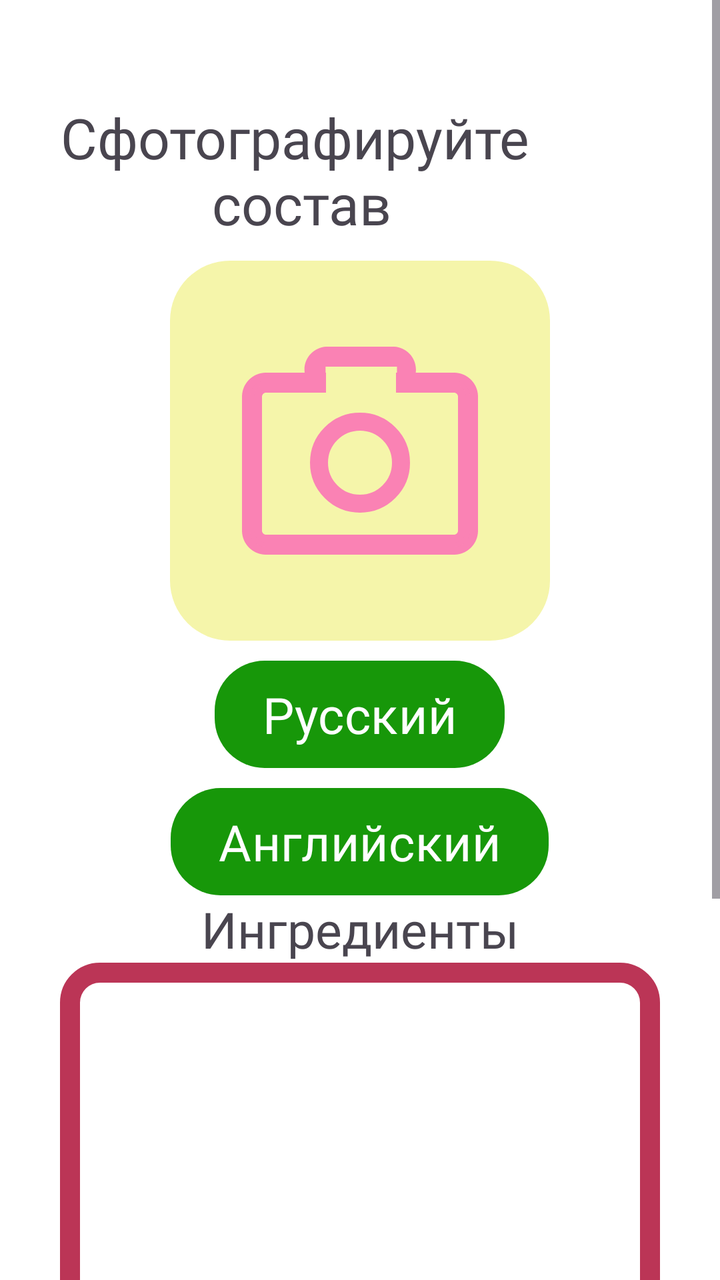
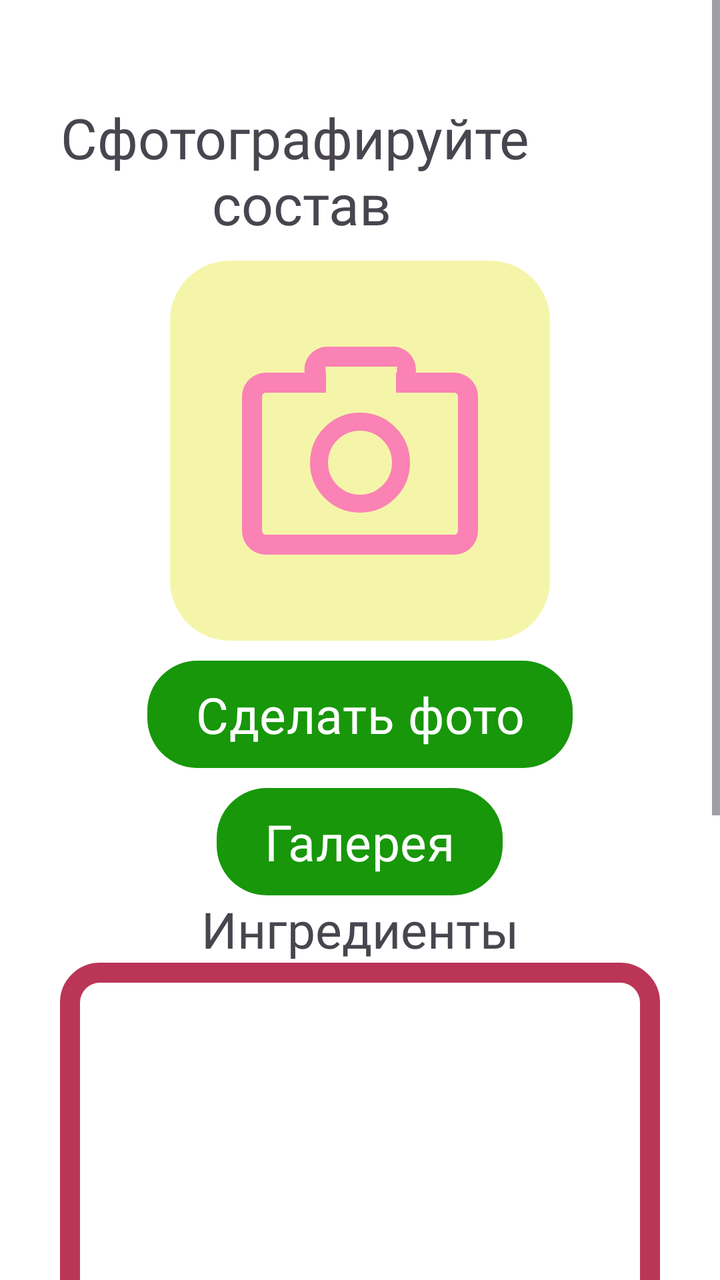

Compare the two renders of this Android layout. The source of the first and the diff that turns it into the second are given below.
<!-- AndroidManifest.xml: application theme Theme.CheckApp -->
<!-- res/layout/activity_ocr.xml -->
<?xml version="1.0" encoding="utf-8"?>
<ScrollView xmlns:android="http://schemas.android.com/apk/res/android"
    xmlns:app="http://schemas.android.com/apk/res-auto"
    xmlns:tools="http://schemas.android.com/tools"
    android:layout_width="match_parent"
    android:background="@color/white"
    android:layout_height="match_parent"
    android:id="@+id/main">

    <LinearLayout
        android:layout_width="match_parent"
        android:layout_height="wrap_content"
        android:padding="30dp"
        android:orientation="vertical">

        <TextView
            android:id="@+id/textView3"
            android:layout_width="wrap_content"
            android:layout_height="wrap_content"
            android:layout_marginTop="20dp"
            android:fontFamily="@font/findsans_pro"
            android:gravity="center"
            android:text="Сфотографируйте \nсостав"
            android:textSize="28sp" />

        <ImageView
            android:id="@+id/cameraImage"
            android:layout_width="wrap_content"
            android:layout_height="wrap_content"
            android:layout_marginTop="10dp"
            android:layout_gravity="center"
            android:background="@drawable/ic_camera"/>

        <Button
            android:id="@+id/captureImgBtn"
            android:layout_width="wrap_content"
            android:layout_height="wrap_content"
            android:layout_gravity="center"
            android:layout_marginTop="10dp"
            android:background="@drawable/btns_mini"
            android:fontFamily="@font/geologica_auto_medium"
            android:text="Русский"
            android:textSize="25sp"
            app:backgroundTint="@null" />

        <Button
            android:id="@+id/engCaptureImgBtn"
            android:layout_width="wrap_content"
            android:layout_height="wrap_content"
            android:text="Английский"
            app:backgroundTint="@null"
            android:background="@drawable/btns_mini"
            android:layout_gravity="center"
            android:textSize="25dp"
            android:fontFamily="@font/geologica_auto_medium"
            android:layout_marginTop="10dp"/>

        <TextView
            android:layout_width="wrap_content"
            android:layout_height="wrap_content"
            android:fontFamily="@font/geologica_auto_medium"
            android:text="Ингредиенты"
            android:layout_gravity="center"
            android:textSize="25sp" />

        <TextView
            android:id="@+id/resultText"
            android:layout_width="300dp"
            android:layout_height="400dp"
            android:layout_gravity="center"
            android:background="@drawable/text_field"
            android:padding="10dp"
            android:scrollbars="vertical"
            android:text=""
            android:textColor="@color/black" />

    </LinearLayout>
</ScrollView>
<!-- resources referenced by this layout -->
<resources>
  <color name="black">#FF000000</color>
  <color name="white">#FFFFFFFF</color>
  <!-- drawable btns_mini (drawable) -->
  <?xml version="1.0" encoding="utf-8"?>
  <shape xmlns:android="http://schemas.android.com/apk/res/android">
      <solid android:color="#179709"></solid>
      <corners android:topRightRadius="25dp" android:bottomRightRadius="25dp" android:bottomLeftRadius="25dp" android:topLeftRadius="25dp"></corners>
  </shape>
  <!-- drawable ic_camera: vector/xml drawable (drawable, 2878 chars, omitted) -->
  <!-- drawable text_field (drawable) -->
  <?xml version="1.0" encoding="utf-8"?>
  <shape xmlns:android="http://schemas.android.com/apk/res/android">
      <stroke
          android:width="10dp"
          android:color="#BB3556"/>
      <corners
          android:radius="15dp"/>
  </shape>
  <style name="Theme.CheckApp" parent="Base.Theme.CheckApp" />
  <style name="Base.Theme.CheckApp" parent="Theme.Material3.DayNight.NoActionBar">
          
          
      </style>
</resources>

<!-- the commit's change to res/layout/activity_ocr.xml (unified diff, before → after) -->
@@ -39,7 +39,7 @@
             android:layout_marginTop="10dp"
             android:background="@drawable/btns_mini"
             android:fontFamily="@font/geologica_auto_medium"
-            android:text="Русский"
+            android:text="Сделать фото"
             android:textSize="25sp"
             app:backgroundTint="@null" />
 
@@ -47,7 +47,7 @@
             android:id="@+id/engCaptureImgBtn"
             android:layout_width="wrap_content"
             android:layout_height="wrap_content"
-            android:text="Английский"
+            android:text="Галерея"
             app:backgroundTint="@null"
             android:background="@drawable/btns_mini"
             android:layout_gravity="center"
@@ -74,5 +74,17 @@
             android:text=""
             android:textColor="@color/black" />
 
+        <Button
+            android:id="@+id/takeCharBtn"
+            android:layout_width="wrap_content"
+            android:layout_height="wrap_content"
+            android:layout_gravity="center"
+            android:layout_marginTop="10dp"
+            android:background="@drawable/btns_mini"
+            android:fontFamily="@font/geologica_auto_medium"
+            android:text="Расшифровать состав"
+            android:textSize="25dp"
+            app:backgroundTint="@null" />
+
     </LinearLayout>
 </ScrollView>
